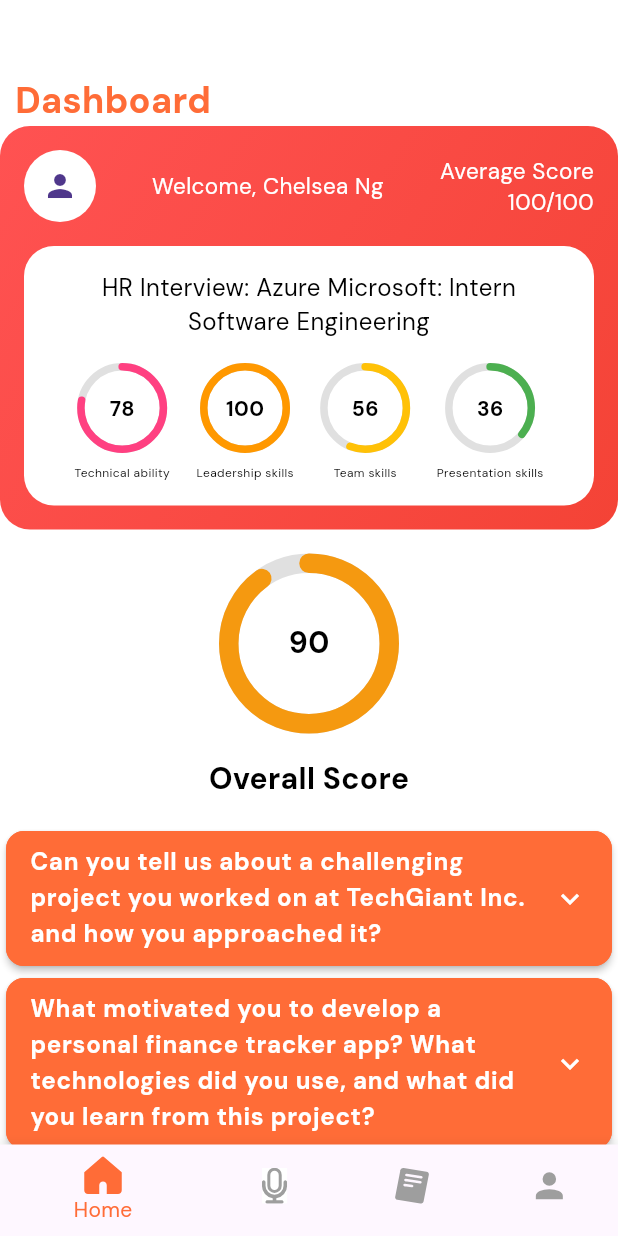
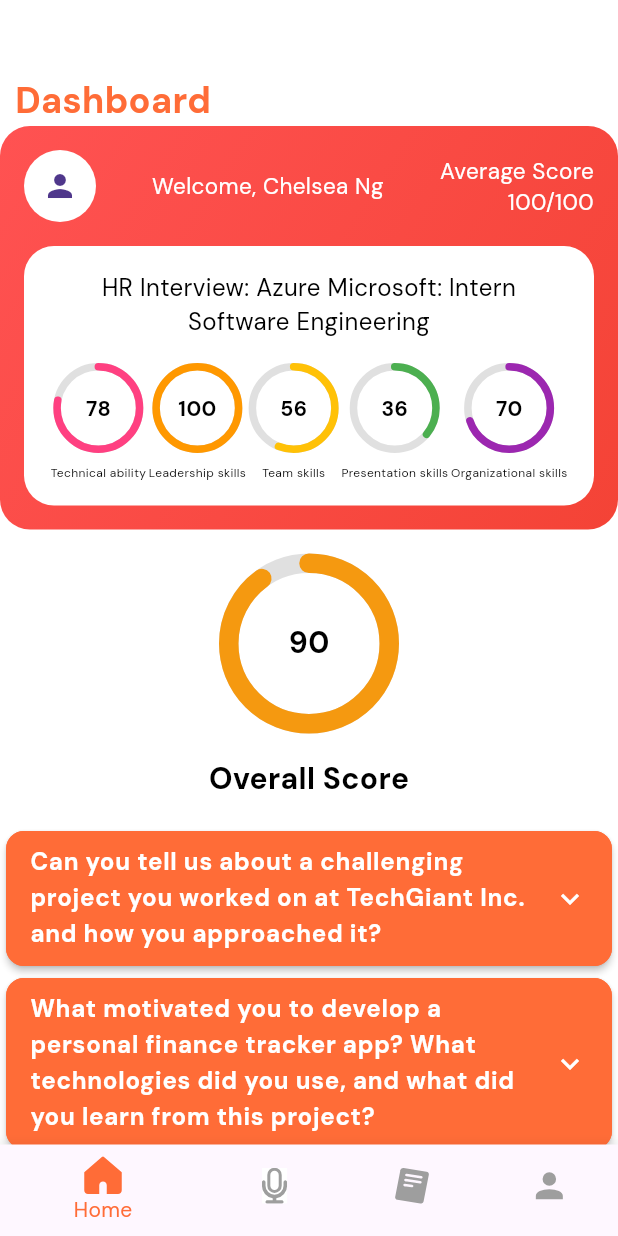
Before and after one commit to gnlehc/Preform, a Flutter app: the screen it shows after launch, on a phone screen of 412 x 824 dp. Run offline on Flutter 3.47's test engine with Material 3 defaults, Android fonts, the phone set to English and light mode, and no system bars; drawn by our look-alikes of percent_indicator; our stand-ins replace file_picker, firebase_auth, firebase_core, firebase_database, flutter_svg, google_fonts; accounts and stored records are empty.

Commit message:
some changes

```diff
--- a/lib/pages/home.dart
+++ b/lib/pages/home.dart
@@ -121,13 +121,14 @@ class _HomeState extends State<Home> {
                   latestScore: 'Latest Score',
                   interviewType: 'HR Interview',
                   role: 'Azure Microsoft: Intern Software Engineering',
-                  averageScore: '100/100',
-                  scores: {
-                    'Technical ability': 78,
-                    'Leadership skills': 100,
-                    'Team skills': 56,
-                    'Presentation skills': 36,
-                  },
+                  averageScore: '100/100', scores: {
+                  'Technical ability': 78,
+                  'Leadership skills': 100,
+                  'Team skills': 56,
+                  'Presentation skills': 36,
+                  'Organizational skills' : 70
+                },
+
                 ),
                 Padding(
                   padding: const EdgeInsets.all(16.0),
@@ -172,45 +173,6 @@ class _HomeState extends State<Home> {
             ),
           ),
         ],
-// =======
-//     return Scaffold(
-//       body: SingleChildScrollView(
-//         child: Container(
-//           padding: const EdgeInsets.all(20),
-//           child: Column(
-//             crossAxisAlignment: CrossAxisAlignment.start,
-//             children: [
-//               const SizedBox(
-//                 height: 40,
-//               ),
-//               const Text(
-//                 "Dashboard",
-//                 style: TextStyle(
-//                     color: Color(0xFFFF6C37),
-//                     fontSize: 22,
-//                     fontWeight: FontWeight.bold),
-//               ),
-//               const SizedBox(
-//                 height: 20,
-//               ),
-//               DashboardWidget(
-//                 userName: 'Chelsea Ng',
-//                 latestScore: 'Latest Score',
-//                 interviewType: 'HR Interview',
-//                 company: 'Azure Microsoft',
-//                 role: 'Intern Software Engineering',
-//                 averageScore: '100/100',
-//                 scores: const {
-//                   'Technical ability': 78,
-//                   'Leadership skills': 100,
-//                   'Team skills': 56,
-//                   'Presentation skills': 36,
-//                 },
-//               ),
-//             ],
-//           ),
-//         ),
-// >>>>>>> master
       ),
       bottomNavigationBar: BottomNavBar(
         selectedIndex: _selectedIndex,
--- a/lib/widgets/dashboardwidget.dart
+++ b/lib/widgets/dashboardwidget.dart
@@ -7,6 +7,7 @@ void main() {
     'Leadership skills': 100,
     'Team skills': 56,
     'Presentation skills': 36,
+    'Organizational skills': 70,
   })));
 }
 
```
